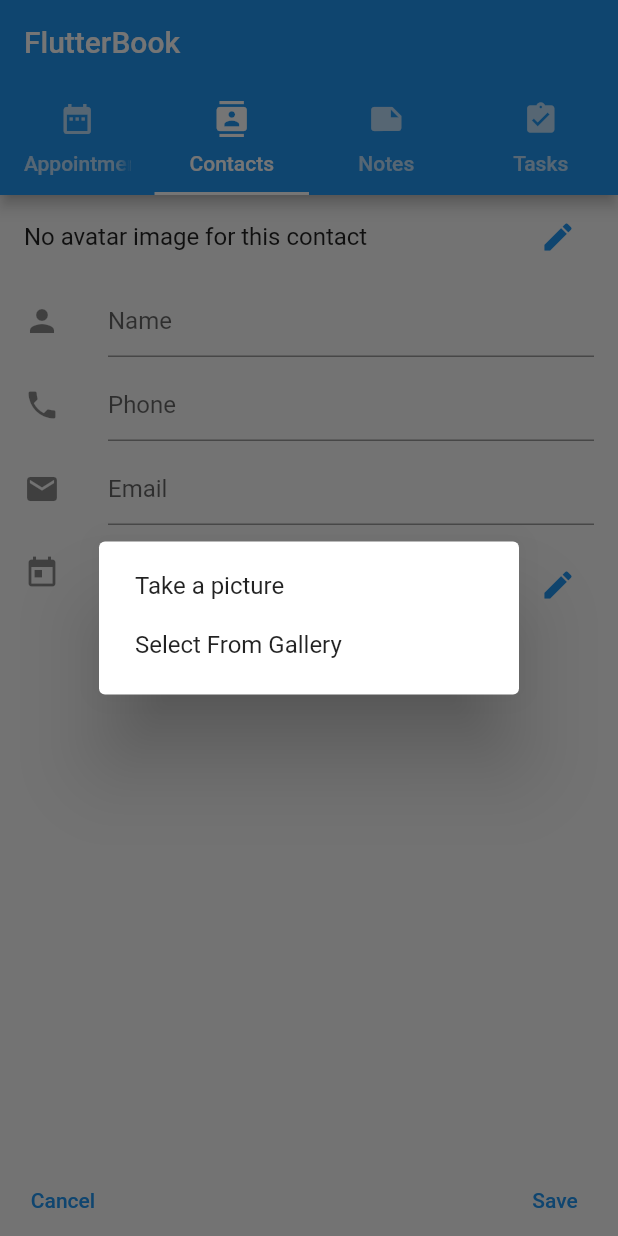
After one commit to DanielBrito/flutter-studies, a Flutter app: the screen it shows after launch, tab 2 chosen, after a tap on the "add" icon, after a tap on the "edit" icon, on a phone screen of 412 x 824 dp. The commit adds this screen. Run offline on Flutter 3.47's test engine with Material 2 defaults, Android fonts, the phone set to English and light mode, and no system bars; our stand-ins replace dio, flutter_calendar_carousel, flutter_slidable, image_picker, sqflite; accounts and stored records are empty.

Commit message:
Improved version of Contacts

```diff
--- a/Practical Flutter/FlutterBook/flutter_book/lib/contacts/contacts.dart
+++ b/Practical Flutter/FlutterBook/flutter_book/lib/contacts/contacts.dart
@@ -1,16 +1,35 @@
 import "package:flutter/material.dart";
+import "package:scoped_model/scoped_model.dart";
+
+import "contacts_db_worker.dart";
+import "contacts_list.dart";
+import "contacts_entry.dart";
+import "contacts_model.dart" show ContactsModel, contactsModel;
 
 class Contacts extends StatelessWidget {
   Contacts({Key? key}) : super(key: key) {
     print("## Contacts.constructor");
+
+    contactsModel.loadData("contacts", ContactsDBWorker.db);
   }
 
   @override
   Widget build(BuildContext context) {
     print("## Contacts.build()");
 
-    return const Center(
-      child: Text("Contacts"),
+    return ScopedModel<ContactsModel>(
+      model: contactsModel,
+      child: ScopedModelDescendant<ContactsModel>(
+        builder: (context, child, model) {
+          return IndexedStack(
+            index: model.stackIndex,
+            children: [
+              const ContactsList(),
+              ContactsEntry(),
+            ],
+          );
+        },
+      ),
     );
   }
 }
--- /dev/null
+++ b/Practical Flutter/FlutterBook/flutter_book/lib/contacts/contacts_db_worker.dart
@@ -0,0 +1,156 @@
+import "package:path/path.dart";
+import "package:sqflite/sqflite.dart";
+
+import "../utils.dart" as utils;
+import "contacts_model.dart";
+
+class ContactsDBWorker {
+  static final ContactsDBWorker db = ContactsDBWorker._();
+
+  ContactsDBWorker._();
+
+  // Singleton instance:
+  static Database? _database;
+
+  Future<Database> get database async => _database ??= await init();
+
+  Future<Database> init() async {
+    print("## Contacts ContactsDBWorker.init()");
+
+    String path = join(utils.docsDir.path, "contacts.db");
+
+    print("## Contacts ContactsDBWorker.init(): path = $path");
+
+    Database db = await openDatabase(
+      path,
+      version: 1,
+      onOpen: (db) {},
+      onCreate: (Database inDB, int inVersion) async {
+        await inDB.execute(
+          "CREATE TABLE IF NOT EXISTS contacts ("
+          "id INTEGER PRIMARY KEY,"
+          "name TEXT,"
+          "email TEXT,"
+          "phone TEXT,"
+          "birthday TEXT"
+          ")",
+        );
+      },
+    );
+
+    return db;
+  }
+
+  Contact contactFromMap(Map inMap) {
+    print("## Contacts ContactsDBWorker.contactFromMap(): inMap = $inMap");
+
+    Contact contact = Contact();
+
+    contact.id = inMap["id"];
+    contact.name = inMap["name"];
+    contact.phone = inMap["phone"];
+    contact.email = inMap["email"];
+    contact.birthday = inMap["birthday"];
+
+    print("## Contacts ContactsDBWorker.contactFromMap(): contact = $contact");
+
+    return contact;
+  }
+
+  Map<String, dynamic> contactToMap(Contact inContact) {
+    print(
+        "## Contacts ContactsDBWorker.contactToMap(): inContact = $inContact");
+
+    Map<String, dynamic> map = <String, dynamic>{};
+
+    map["id"] = inContact.id;
+    map["name"] = inContact.name;
+    map["phone"] = inContact.phone;
+    map["email"] = inContact.email;
+    map["birthday"] = inContact.birthday;
+
+    print("## Contacts ContactsDBWorker.contactToMap(): map = $map");
+
+    return map;
+  }
+
+  Future create(Contact inContact) async {
+    print("## Contacts ContactsDBWorker.create(): inContact = $inContact");
+
+    Database db = await database;
+
+    // Get largest current id in the table, plus one, to be the new ID.
+    dynamic val = await db.rawQuery("SELECT MAX(id) + 1 AS id FROM contacts");
+
+    int? id = val.first["id"];
+    id ??= 1;
+
+    await db.rawInsert(
+      "INSERT INTO contacts (id, name, email, phone, birthday) VALUES (?, ?, ?, ?, ?)",
+      [
+        id,
+        inContact.name,
+        inContact.email,
+        inContact.phone,
+        inContact.birthday
+      ],
+    );
+
+    return id;
+  }
+
+  Future<Contact> get(int inID) async {
+    print("## Contacts ContactsDBWorker.get(): inID = $inID");
+
+    Database db = await database;
+
+    var rec = await db.query(
+      "contacts",
+      where: "id = ?",
+      whereArgs: [inID],
+    );
+
+    print("## Contacts ContactsDBWorker.get(): rec.first = $rec.first");
+
+    return contactFromMap(rec.first);
+  }
+
+  Future<List> getAll() async {
+    print("## Contacts ContactsDBWorker.getAll()");
+
+    Database db = await database;
+
+    var recs = await db.query("contacts");
+    var list =
+        recs.isNotEmpty ? recs.map((m) => contactFromMap(m)).toList() : [];
+
+    print("## Contacts ContactsDBWorker.getAll(): list = $list");
+
+    return list;
+  }
+
+  Future update(Contact inContact) async {
+    print("## Contacts ContactsDBWorker.update(): inContact = $inContact");
+
+    Database db = await database;
+
+    return await db.update(
+      "contacts",
+      contactToMap(inContact),
+      where: "id = ?",
+      whereArgs: [inContact.id],
+    );
+  }
+
+  Future delete(int inID) async {
+    print("## Contacts ContactsDBWorker.delete(): inID = $inID");
+
+    Database db = await database;
+
+    return await db.delete(
+      "contacts",
+      where: "id = ?",
+      whereArgs: [inID],
+    );
+  }
+}
--- /dev/null
+++ b/Practical Flutter/FlutterBook/flutter_book/lib/contacts/contacts_entry.dart
@@ -0,0 +1,283 @@
+import "dart:async";
+import "dart:io";
+import "package:flutter/material.dart";
+import "package:path/path.dart";
+import "package:scoped_model/scoped_model.dart";
+import "package:image_picker/image_picker.dart";
+
+import "../utils.dart" as utils;
+import "contacts_db_worker.dart";
+import "contacts_model.dart" show ContactsModel, contactsModel;
+
+class ContactsEntry extends StatelessWidget {
+  final TextEditingController _nameEditingController = TextEditingController();
+  final TextEditingController _phoneEditingController = TextEditingController();
+  final TextEditingController _emailEditingController = TextEditingController();
+
+  final GlobalKey<FormState> _formKey = GlobalKey<FormState>();
+
+  ContactsEntry({Key? key}) : super(key: key) {
+    print("## ContactsEntry.constructor");
+
+    _nameEditingController.addListener(() {
+      contactsModel.entityBeingEdited.name = _nameEditingController.text;
+    });
+
+    _phoneEditingController.addListener(() {
+      contactsModel.entityBeingEdited.phone = _phoneEditingController.text;
+    });
+
+    _emailEditingController.addListener(() {
+      contactsModel.entityBeingEdited.email = _emailEditingController.text;
+    });
+  }
+
+  @override
+  Widget build(BuildContext context) {
+    print("## ContactsEntry.build()");
+
+    if (contactsModel.entityBeingEdited != null) {
+      _nameEditingController.text = contactsModel.entityBeingEdited.name;
+      _phoneEditingController.text = contactsModel.entityBeingEdited.phone;
+      _emailEditingController.text = contactsModel.entityBeingEdited.email;
+    }
+
+    File avatarFile;
+
+    return ScopedModel(
+      model: contactsModel,
+      child: ScopedModelDescendant<ContactsModel>(
+        builder: (context, child, model) {
+          // Get reference to avatar file, if any.  If it doesn't exist and the
+          // entityBeingEdited has an id then look for an avatar file for
+          // the existing contact.
+          avatarFile = File(join(utils.docsDir.path, "avatar"));
+
+          if (avatarFile.existsSync() == false) {
+            print("## avatarFile.existsSync() == false");
+
+            if (model.entityBeingEdited != null &&
+                model.entityBeingEdited.id != -1) {
+              print("## Edit avatar file");
+
+              avatarFile = File(join(
+                  utils.docsDir.path, model.entityBeingEdited.id.toString()));
+            }
+          }
+
+          return Scaffold(
+            bottomNavigationBar: Padding(
+              padding: const EdgeInsets.symmetric(vertical: 0, horizontal: 10),
+              child: Row(
+                children: [
+                  TextButton(
+                    child: const Text("Cancel"),
+                    onPressed: () {
+                      // Delete avatar file if it exists (it shouldn't, but better safe than sorry!)
+                      File avatarFile =
+                          File(join(utils.docsDir.path, "avatar"));
+
+                      if (avatarFile.existsSync()) {
+                        avatarFile.deleteSync();
+                      }
+
+                      // Hide soft keyboard.
+                      FocusScope.of(context).requestFocus(FocusNode());
+
+                      // Go back to the list view.
+                      model.setStackIndex(0);
+                    },
+                  ),
+                  const Spacer(),
+                  TextButton(
+                    child: const Text("Save"),
+                    onPressed: () {
+                      _save(context, model);
+                    },
+                  ),
+                ],
+              ),
+            ),
+            body: Form(
+              key: _formKey,
+              child: ListView(
+                children: [
+                  ListTile(
+                    title: avatarFile.existsSync()
+                        ? SizedBox(
+                            height: 100,
+                            child: Padding(
+                              padding: const EdgeInsets.all(8.0),
+                              child: Image.file(avatarFile),
+                            ),
+                          )
+                        : const Text("No avatar image for this contact"),
+                    trailing: IconButton(
+                      icon: const Icon(Icons.edit),
+                      color: Colors.blue,
+                      onPressed: () => _selectAvatar(context),
+                    ),
+                  ),
+                  ListTile(
+                    leading: const Icon(Icons.person),
+                    title: TextFormField(
+                      decoration: const InputDecoration(hintText: "Name"),
+                      controller: _nameEditingController,
+                      validator: (String? inValue) {
+                        if (inValue!.isEmpty) {
+                          return "Please enter a name";
+                        }
+                        return null;
+                      },
+                    ),
+                  ),
+                  ListTile(
+                    leading: const Icon(Icons.phone),
+                    title: TextFormField(
+                      keyboardType: TextInputType.phone,
+                      decoration: const InputDecoration(hintText: "Phone"),
+                      controller: _phoneEditingController,
+                    ),
+                  ),
+                  ListTile(
+                    leading: const Icon(Icons.email),
+                    title: TextFormField(
+                      keyboardType: TextInputType.emailAddress,
+                      decoration: const InputDecoration(hintText: "Email"),
+                      controller: _emailEditingController,
+                    ),
+                  ),
+                  ListTile(
+                    leading: const Icon(Icons.today),
+                    title: const Text("Birthday"),
+                    subtitle: Text(contactsModel.chosenDate == ""
+                        ? ""
+                        : contactsModel.chosenDate),
+                    trailing: IconButton(
+                      icon: const Icon(Icons.edit),
+                      color: Colors.blue,
+                      onPressed: () async {
+                        // Request a date from the user.  If one is returned, store it.
+                        String chosenDate = await utils.selectDate(
+                            context,
+                            contactsModel,
+                            contactsModel.entityBeingEdited.birthday);
+
+                        if (chosenDate != "") {
+                          contactsModel.entityBeingEdited.birthday = chosenDate;
+                        }
+                      },
+                    ),
+                  ),
+                ],
+              ),
+            ),
+          );
+        },
+      ),
+    );
+  }
+
+  // Function for handling taps on the edit icon for avatar.
+  Future _selectAvatar(BuildContext context) {
+    print("## ContactsEntry._selectAvatar()");
+
+    var picker = ImagePicker();
+    XFile? image;
+
+    return showDialog(
+      context: context,
+      builder: (BuildContext inDialogContext) {
+        return AlertDialog(
+          content: SingleChildScrollView(
+            child: ListBody(
+              children: [
+                GestureDetector(
+                  child: const Text("Take a picture"),
+                  onTap: () async {
+                    image = await picker.pickImage(source: ImageSource.camera);
+
+                    if (image != null) {
+                      File file = File(image!.path);
+
+                      print("## IMAGE PATH: ${image!.name}");
+
+                      file.copySync(join(utils.docsDir.path, "avatar"));
+
+                      contactsModel.triggerRebuild();
+                    }
+
+                    Navigator.of(inDialogContext).pop();
+                  },
+                ),
+                const Padding(
+                  padding: EdgeInsets.all(10),
+                ),
+                GestureDetector(
+                  child: const Text("Select From Gallery"),
+                  onTap: () async {
+                    image = await picker.pickImage(source: ImageSource.gallery);
+
+                    if (image != null) {
+                      File file = File(image!.path);
+                      file.copySync(join(utils.docsDir.path, "avatar"));
+
+                      contactsModel.triggerRebuild();
+                    }
+
+                    Navigator.of(inDialogContext).pop();
+                  },
+                ),
+              ],
+            ),
+          ),
+        );
+      },
+    );
+  }
+
+  void _save(BuildContext context, ContactsModel inModel) async {
+    print("## ContactsEntry._save()");
+
+    // Abort if form isn't valid.
+    if (!_formKey.currentState!.validate()) {
+      return;
+    }
+
+    // We'll need the ID whether creating or updating way.
+    int id = -1;
+
+    if (inModel.entityBeingEdited.id == -1) {
+      print("## ContactsEntry._save(): Creating: ${inModel.entityBeingEdited}");
+
+      id = await ContactsDBWorker.db.create(contactsModel.entityBeingEdited);
+    } else {
+      print("## ContactsEntry._save(): Updating: ${inModel.entityBeingEdited}");
+
+      id = contactsModel.entityBeingEdited.id;
+
+      await ContactsDBWorker.db.update(contactsModel.entityBeingEdited);
+    }
+
+    // If there is an avatar file, rename it using the ID.
+    File avatarFile = File(join(utils.docsDir.path, "avatar"));
+
+    if (avatarFile.existsSync()) {
+      print("## ContactsEntry._save(): Renaming avatar file to id = $id");
+
+      avatarFile.renameSync(join(utils.docsDir.path, id.toString()));
+    }
+
+    contactsModel.loadData("contacts", ContactsDBWorker.db);
+
+    inModel.setStackIndex(0);
+
+    ScaffoldMessenger.of(context).showSnackBar(
+      const SnackBar(
+        content: Text("Contact saved"),
+        backgroundColor: Colors.green,
+        duration: Duration(seconds: 2),
+      ),
+    );
+  }
+}
--- /dev/null
+++ b/Practical Flutter/FlutterBook/flutter_book/lib/contacts/contacts_list.dart
@@ -0,0 +1,180 @@
+import "dart:io";
+import "package:flutter/material.dart";
+import "package:scoped_model/scoped_model.dart";
+import "package:flutter_slidable/flutter_slidable.dart";
+import "package:intl/intl.dart";
+import "package:path/path.dart";
+
+import "../utils.dart" as utils;
+import "contacts_db_worker.dart";
+import "contacts_model.dart" show Contact, ContactsModel, contactsModel;
+
+class ContactsList extends StatelessWidget {
+  const ContactsList({Key? key}) : super(key: key);
+
+  @override
+  Widget build(BuildContext context) {
+    print("## ContactsList.build()");
+
+    return ScopedModel<ContactsModel>(
+      model: contactsModel,
+      child: ScopedModelDescendant<ContactsModel>(
+        builder: (context, child, model) {
+          return Scaffold(
+            floatingActionButton: FloatingActionButton(
+              child: const Icon(Icons.add, color: Colors.white),
+              onPressed: () async {
+                // Delete avatar file if it exists (it shouldn't, but better safe than sorry!)
+                File avatarFile = File(join(utils.docsDir.path, "avatar"));
+
+                if (avatarFile.existsSync()) {
+                  avatarFile.deleteSync();
+                }
+
+                contactsModel.entityBeingEdited = Contact();
+                contactsModel.setChosenDate("");
+                contactsModel.setStackIndex(1);
+              },
+            ),
+            body: ListView.builder(
+              itemCount: contactsModel.entityList.length,
+              itemBuilder: (BuildContext inBuildContext, int inIndex) {
+                Contact contact = contactsModel.entityList[inIndex];
+
+                // Get reference to avatar file and see if it exists.
+                File avatarFile =
+                    File(join(utils.docsDir.path, contact.id.toString()));
+
+                bool avatarFileExists = avatarFile.existsSync();
+
+                print(
+                    "## ContactsList.build(): avatarFile: $avatarFile -- avatarFileExists=$avatarFileExists");
+
+                return Container(
+                  padding: const EdgeInsets.only(top: 5),
+                  child: Column(
+                    children: [
+                      Slidable(
+                        key: const ValueKey(0),
+                        startActionPane: ActionPane(
+                          motion: const ScrollMotion(),
+                          extentRatio: .25,
+                          children: [
+                            SlidableAction(
+                              onPressed: (BuildContext contextLocal) async {
+                                showDialog(
+                                  context: context,
+                                  barrierDismissible: false,
+                                  builder: (BuildContext inAlertContext) {
+                                    return AlertDialog(
+                                      title: const Text("Delete Contact"),
+                                      content: Text(
+                                          "Are you sure you want to delete ${contact.name}?"),
+                                      actions: [
+                                        TextButton(
+                                          child: const Text("Cancel"),
+                                          onPressed: () {
+                                            // Just hide dialog.
+                                            Navigator.of(inAlertContext).pop();
+                                          },
+                                        ),
+                                        TextButton(
+                                          child: const Text("Delete"),
+                                          onPressed: () async {
+                                            await ContactsDBWorker.db
+                                                .delete(contact.id);
+
+                                            Navigator.of(inAlertContext).pop();
+
+                                            ScaffoldMessenger.of(inAlertContext)
+                                                .showSnackBar(
+                                              const SnackBar(
+                                                duration: Duration(seconds: 2),
+                                                content:
+                                                    Text("Contact deleted"),
+                                                backgroundColor: Colors.red,
+                                              ),
+                                            );
+
+                                            // Reload data from database to update list.
+                                            contactsModel.loadData("contacts",
+                                                ContactsDBWorker.db);
+                                          },
+                                        ),
+                                      ],
+                                    );
+                                  },
+                                );
+                              },
+                              backgroundColor: Colors.red,
+                              foregroundColor: Colors.white,
+                              icon: Icons.delete,
+                              label: "Delete",
+                            ),
+                          ],
+                        ),
+                        child: ListTile(
+                          leading: CircleAvatar(
+                            backgroundColor: Colors.indigoAccent,
+                            foregroundColor: Colors.white,
+                            backgroundImage:
+                                avatarFileExists ? FileImage(avatarFile) : null,
+                            child: avatarFileExists
+                                ? null
+                                : Text(
+                                    contact.name.substring(0, 1).toUpperCase(),
+                                  ),
+                          ),
+                          title: Text(contact.name),
+                          subtitle: contact.phone == ""
+                              ? const Text("")
+                              : Text(contact.phone),
+                          onTap: () async {
+                            // Delete avatar file if it exists (it shouldn't, but better safe than sorry!)
+                            File avatarFile =
+                                File(join(utils.docsDir.path, "avatar"));
+
+                            if (avatarFile.existsSync()) {
+                              avatarFile.deleteSync();
+                            }
+
+                            contactsModel.entityBeingEdited =
+                                await ContactsDBWorker.db.get(contact.id);
+
+                            // Parse out the  birthday, if any, and set it in the model for display.
+                            if (contactsModel.entityBeingEdited.birthday ==
+                                "") {
+                              contactsModel.setChosenDate("");
+                            } else {
+                              List dateParts = contactsModel
+                                  .entityBeingEdited.birthday
+                                  .split(",");
+
+                              DateTime birthday = DateTime(
+                                int.parse(dateParts[0]),
+                                int.parse(dateParts[1]),
+                                int.parse(dateParts[2]),
+                              );
+
+                              contactsModel.setChosenDate(
+                                DateFormat.yMMMMd("en_US")
+                                    .format(birthday.toLocal()),
+                              );
+                            }
+
+                            contactsModel.setStackIndex(1);
+                          },
+                        ),
+                      ),
+                      const Divider()
+                    ],
+                  ),
+                );
+              },
+            ),
+          );
+        },
+      ),
+    );
+  }
+}
--- /dev/null
+++ b/Practical Flutter/FlutterBook/flutter_book/lib/contacts/contacts_model.dart
@@ -0,0 +1,31 @@
+import "../base_model.dart";
+
+class Contact {
+  int id;
+  String name;
+  String phone;
+  String email;
+  String birthday; // YYYY,MM,DD
+
+  Contact(
+      {this.id = -1,
+      this.name = "",
+      this.phone = "",
+      this.email = "",
+      this.birthday = ""});
+
+  @override
+  String toString() {
+    return "{ id=$id, name=$name, phone=$phone, email=$email, birthday=$birthday }";
+  }
+}
+
+class ContactsModel extends BaseModel {
+  void triggerRebuild() {
+    print("## ContactsModel.triggerRebuild()");
+
+    notifyListeners();
+  }
+}
+
+ContactsModel contactsModel = ContactsModel();
```
Also changed, not shown: Practical Flutter/FlutterBook/flutter_book/lib/notes/notes_entry.dart (+6 -6 lines).
